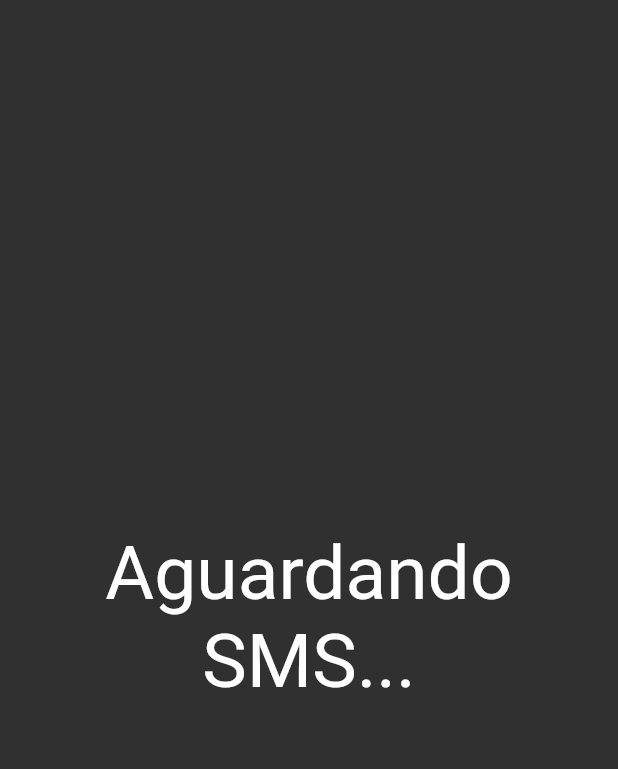
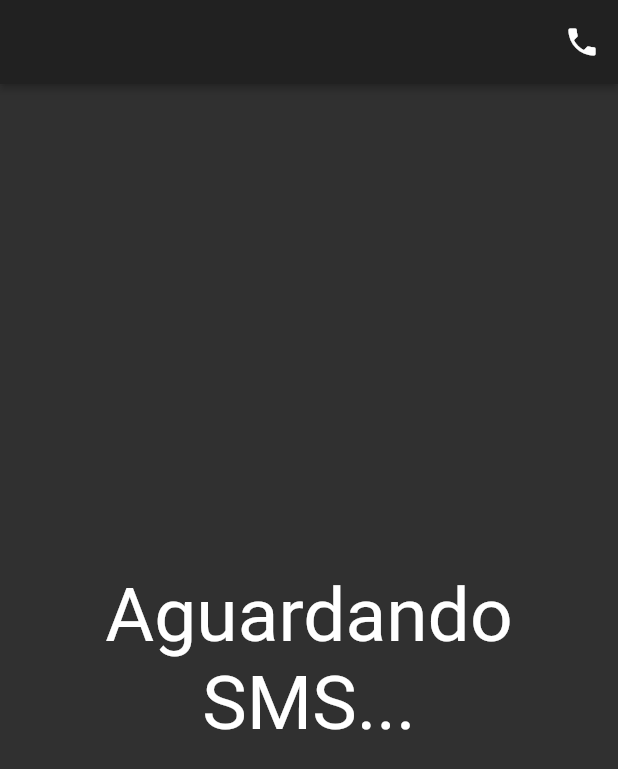
Before and after one commit to gumbarros/sms_handler, a Flutter app: the screen it shows after launch, on a phone screen of 412 x 824 dp. Shown: the top 769 px of the screen. Run offline on Flutter 3.47's test engine with Material 2 defaults, Android fonts, the phone set to English and light mode, and no system bars; our stand-ins replace get, get_storage; missing offline and left inert: sms.

Commit message:
Phone number input

```diff
--- a/lib/home.dart
+++ b/lib/home.dart
@@ -9,6 +9,12 @@ class HomeView extends StatelessWidget {
     return GetBuilder<HomeController>(
       init: HomeController(),
       builder:(controller)=> Scaffold(
+        appBar: AppBar(
+          elevation: 2.0,
+          actions:[
+            IconButton(onPressed: controller.phoneDialog,icon: Icon(Icons.phone),)
+          ]
+        ),
         body: Container(
           width: Get.width,
           height: Get.height,
--- a/pubspec.yaml
+++ b/pubspec.yaml
@@ -27,6 +27,8 @@ dependencies:
   sms: ^0.2.4
   get: ^3.24.0
   http: ^0.12.2
+  get_storage: ^1.4.0
+
 
 
   # The following adds the Cupertino Icons font to your application.
```
Also changed, not shown: lib/home_controller.dart (+27 -2 lines), lib/main.dart (+7 -3 lines), pubspec.lock, 1 other file.
